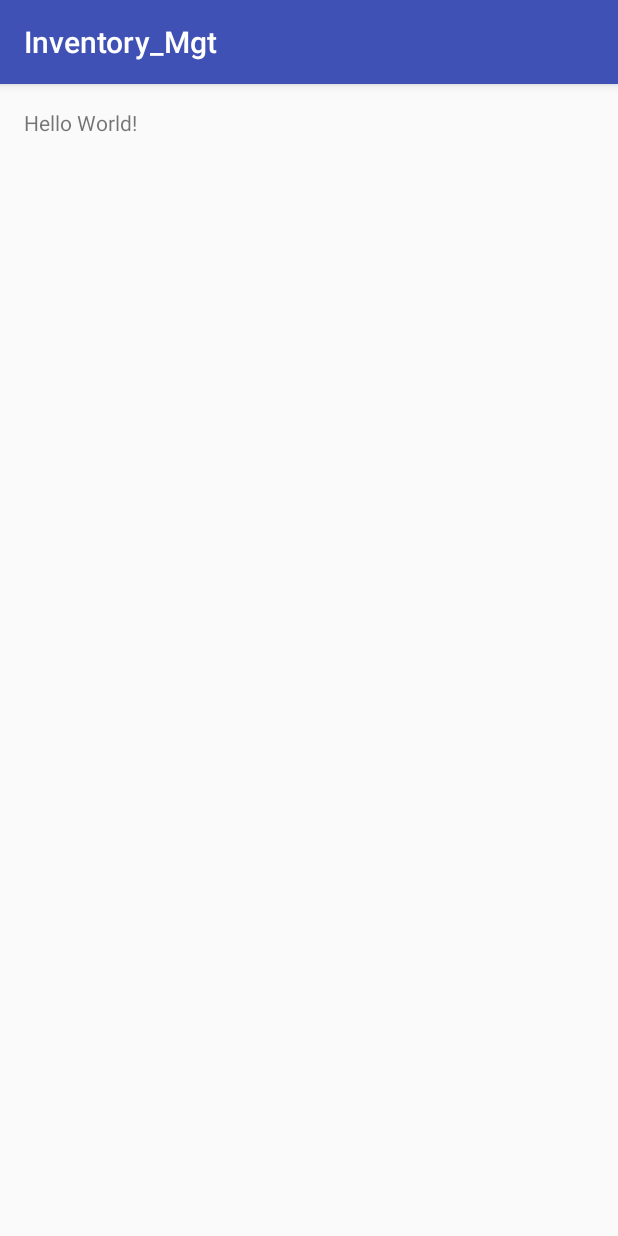
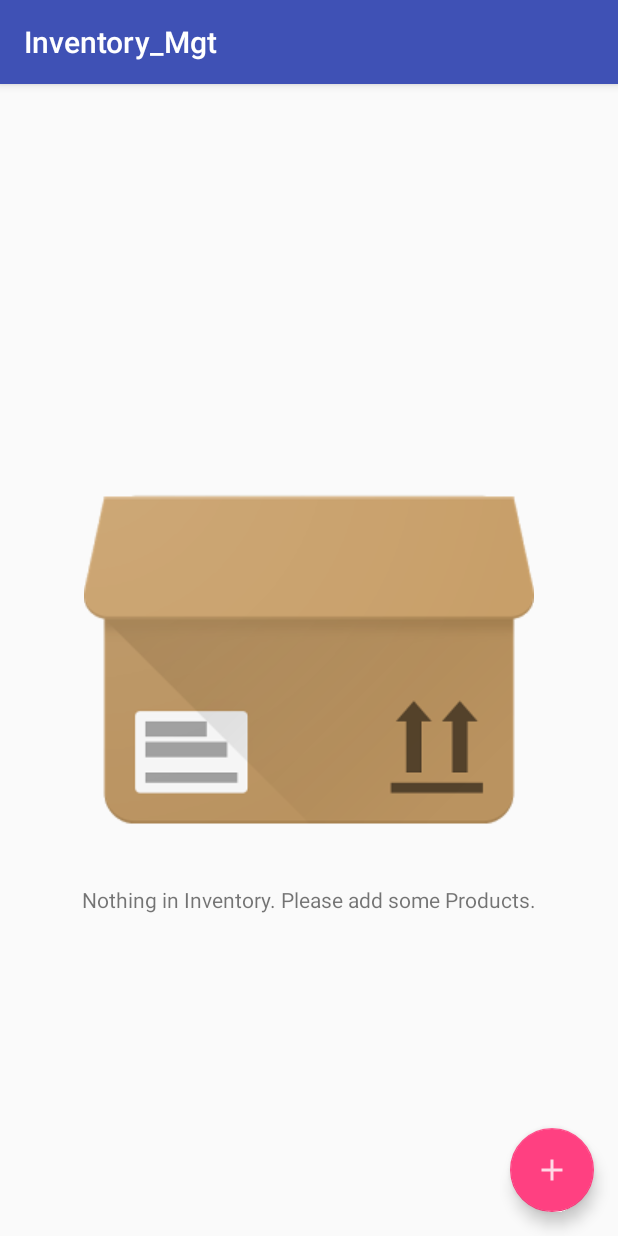
Before and after one commit to deeps2/Inventory_Mgt, an Android app: the screen it shows after launch (MainActivity), on a phone screen of 412 x 824 dp. Run offline under Robolectric (Android 15) with nearby library versions, the phone set to English and light mode, and no system bars.

Commit message:
created empty view, launcher icon

```diff
--- a/app/src/main/AndroidManifest.xml
+++ b/app/src/main/AndroidManifest.xml
@@ -8,6 +8,7 @@
         android:label="@string/app_name"
         android:supportsRtl="true"
         android:theme="@style/AppTheme">
+
         <activity android:name=".MainActivity">
             <intent-filter>
                 <action android:name="android.intent.action.MAIN" />
@@ -15,7 +16,15 @@
                 <category android:name="android.intent.category.LAUNCHER" />
             </intent-filter>
         </activity>
-        <activity android:name=".EditorActivity"></activity>
+
+        <activity android:name=".EditorActivity"
+            android:label="Add new Product">
+            <intent-filter>
+                <action android:name="android.intent.action.VIEW" />
+            </intent-filter>
+            <meta-data
+                android:name="android.support.PARENT_ACTIVITY"
+                android:value="com.shikhar.inventory_mgt.MainActivity" />
+        </activity>
     </application>
-
 </manifest>
--- a/app/src/main/res/layout/activity_main.xml
+++ b/app/src/main/res/layout/activity_main.xml
@@ -1,17 +1,47 @@
 <?xml version="1.0" encoding="utf-8"?>
-<RelativeLayout xmlns:android="http://schemas.android.com/apk/res/android"
-    xmlns:tools="http://schemas.android.com/tools"
-    android:id="@+id/activity_main"
+<RelativeLayout  xmlns:android="http://schemas.android.com/apk/res/android"
     android:layout_width="match_parent"
-    android:layout_height="match_parent"
-    android:paddingBottom="@dimen/activity_vertical_margin"
-    android:paddingLeft="@dimen/activity_horizontal_margin"
-    android:paddingRight="@dimen/activity_horizontal_margin"
-    android:paddingTop="@dimen/activity_vertical_margin"
-    tools:context="com.shikhar.inventory_mgt.MainActivity">
+    android:layout_height="match_parent">
 
-    <TextView
+    <RelativeLayout
+        android:id="@+id/empty_inventory"
+        android:layout_width="match_parent"
+        android:layout_height="match_parent"
+        android:orientation="vertical">
+
+        <ImageView
+            android:id="@+id/empty_cart"
+            android:layout_width="wrap_content"
+            android:layout_height="wrap_content"
+            android:layout_centerInParent="true"
+            android:src="@drawable/cart"/>
+
+        <TextView
+            android:id="@+id/empty_message"
+            android:layout_width="wrap_content"
+            android:layout_height="wrap_content"
+            android:layout_below="@id/empty_cart"
+            android:layout_centerHorizontal="true"
+            android:text="Nothing in Inventory. Please add some Products." />
+
+    </RelativeLayout>
+
+    <android.support.design.widget.FloatingActionButton
+        android:id="@+id/fab"
         android:layout_width="wrap_content"
         android:layout_height="wrap_content"
-        android:text="Hello World!" />
+        android:layout_margin="16dp"
+        android:layout_alignParentRight="true"
+        android:layout_alignParentBottom="true"
+        android:src="@drawable/ic_add"/>
+
+    <ListView
+        android:id="@+id/list_view"
+        android:layout_width="match_parent"
+        android:layout_height="match_parent"
+        android:layout_alignParentTop="true"
+        android:layout_alignParentLeft="true"
+        android:layout_alignParentStart="true">
+    </ListView>
+
 </RelativeLayout>
```
Also changed, not shown: app/src/main/ic_launcher-web.png (added), app/src/main/res/drawable-hdpi/ic_add.png (added), app/src/main/res/drawable-mdpi/ic_add.png (added), app/src/main/res/drawable-xhdpi/ic_add.png (added), app/src/main/res/drawable-xxhdpi/ic_add.png (added), app/src/main/res/drawable/cart.png (added), app/src/main/res/mipmap-hdpi/ic_launcher.png, app/src/main/res/mipmap-mdpi/ic_launcher.png, app/src/main/res/mipmap-xhdpi/ic_launcher.png, app/src/main/res/mipmap-xxhdpi/ic_launcher.png, app/src/main/res/mipmap-xxxhdpi/ic_launcher.png.
